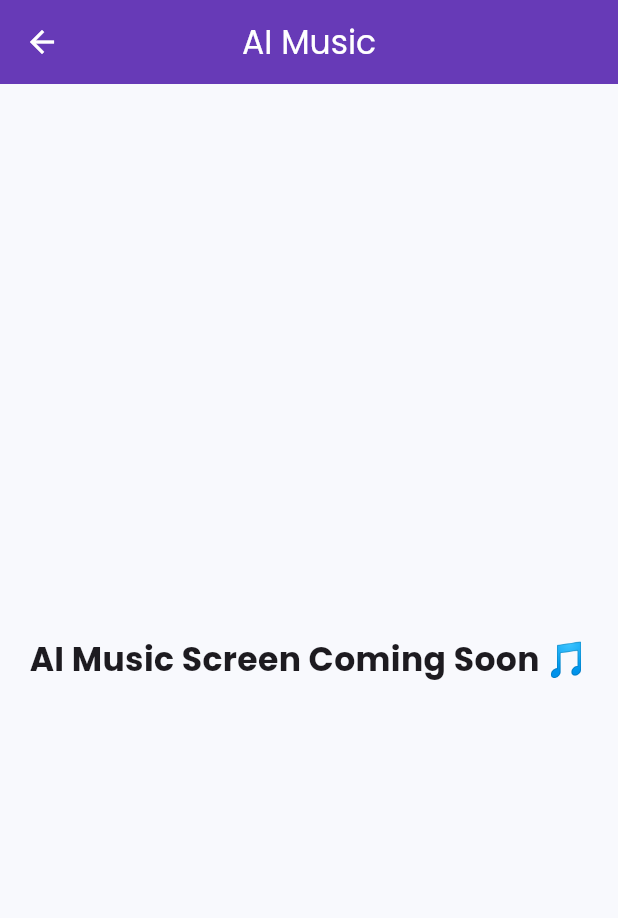
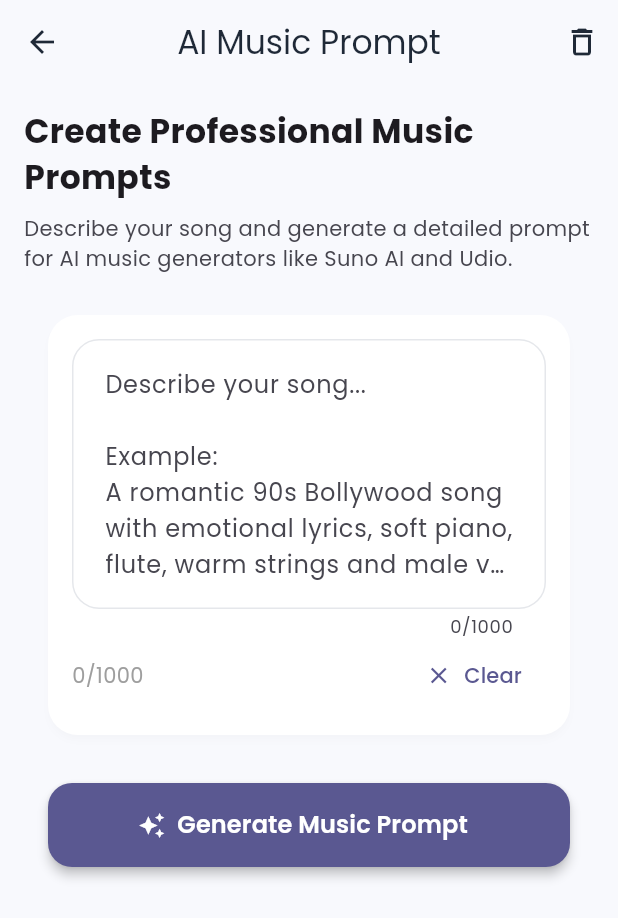
Before and after one commit to jaychandbhagat756-cpu/jb_creator_ai, a Flutter app: the AIMusicScreen screen opened directly, on a phone screen of 412 x 824 dp. Shown: the top 918 px of the screen. Run offline on Flutter 3.47's test engine with Material 3 defaults, Android fonts, the phone set to English and light mode, and no system bars; our stand-ins replace cached_network_image, firebase_auth, firebase_core, google_fonts, google_sign_in, hive and 4 more; missing offline and left inert: image_gallery_saver_plus; accounts and stored records are empty.

Commit message:
Complete AI tools and UI cleanup

```diff
--- a/lib/ai_music_screen.dart
+++ b/lib/ai_music_screen.dart
@@ -1,25 +1,3 @@
-import 'package:flutter/material.dart';
-
-class AIMusicScreen extends StatelessWidget {
-  const AIMusicScreen({super.key});
-
-  @override
-  Widget build(BuildContext context) {
-    return Scaffold(
-      appBar: AppBar(
-        title: const Text("AI Music"),
-        backgroundColor: Colors.deepPurple,
-        foregroundColor: Colors.white,
-      ),
-      body: const Center(
-        child: Text(
-          "AI Music Screen Coming Soon 🎵",
-          style: TextStyle(
-            fontSize: 22,
-            fontWeight: FontWeight.bold,
-          ),
-        ),
-      ),
-    );
-  }
-}
+// Legacy compatibility export.
+// The active AI Music screen lives in screens/ai_music_screen.dart.
+export 'screens/ai_music_screen.dart';
--- a/lib/screens/ai_music_screen.dart
+++ b/lib/screens/ai_music_screen.dart
@@ -14,8 +14,7 @@ class AIMusicScreen extends StatefulWidget {
 }
 
 class _AIMusicScreenState extends State<AIMusicScreen> {
-  final TextEditingController _controller =
-  TextEditingController();
+  final TextEditingController _controller = TextEditingController();
 
   @override
   void dispose() {
@@ -23,9 +22,7 @@ class _AIMusicScreenState extends State<AIMusicScreen> {
     super.dispose();
   }
 
-  Future<void> _generate(
-      MusicPromptProvider provider,
-      ) async {
+  Future<void> _generate(MusicPromptProvider provider) async {
     FocusScope.of(context).unfocus();
 
     final prompt = _controller.text.trim();
@@ -69,15 +66,9 @@ class _AIMusicScreenState extends State<AIMusicScreen> {
           ),
           body: SafeArea(
             child: SingleChildScrollView(
-              padding: const EdgeInsets.fromLTRB(
-                16,
-                16,
-                16,
-                24,
-              ),
+              padding: const EdgeInsets.fromLTRB(16, 16, 16, 24),
               child: Column(
-                crossAxisAlignment:
-                CrossAxisAlignment.stretch,
+                crossAxisAlignment: CrossAxisAlignment.stretch,
                 children: [
                   const Text(
                     'Create Professional Music Prompts',
@@ -89,8 +80,7 @@ class _AIMusicScreenState extends State<AIMusicScreen> {
                   const SizedBox(height: 8),
                   Text(
                     'Describe your song and generate a detailed '
-                        'prompt for AI music generators like Suno AI '
-                        'and Udio.',
+                        'prompt for AI music generators like Suno AI and Udio.',
                     style: TextStyle(
                       fontSize: 14,
                       color: Theme.of(context)
@@ -105,9 +95,8 @@ class _AIMusicScreenState extends State<AIMusicScreen> {
                     hintText:
                     'Describe your song...\n\n'
                         'Example:\n'
-                        'A romantic 90s Bollywood song with '
-                        'emotional lyrics, soft piano, flute, '
-                        'warm strings and male vocals.',
+                        'A romantic 90s Bollywood song with emotional '
+                        'lyrics, soft piano, flute, warm strings and male vocals.',
                   ),
                   const SizedBox(height: 16),
                   GenerateButton(
```
Also changed, not shown: lib/screens/image_generator_screen.dart (+70 -3 lines).
